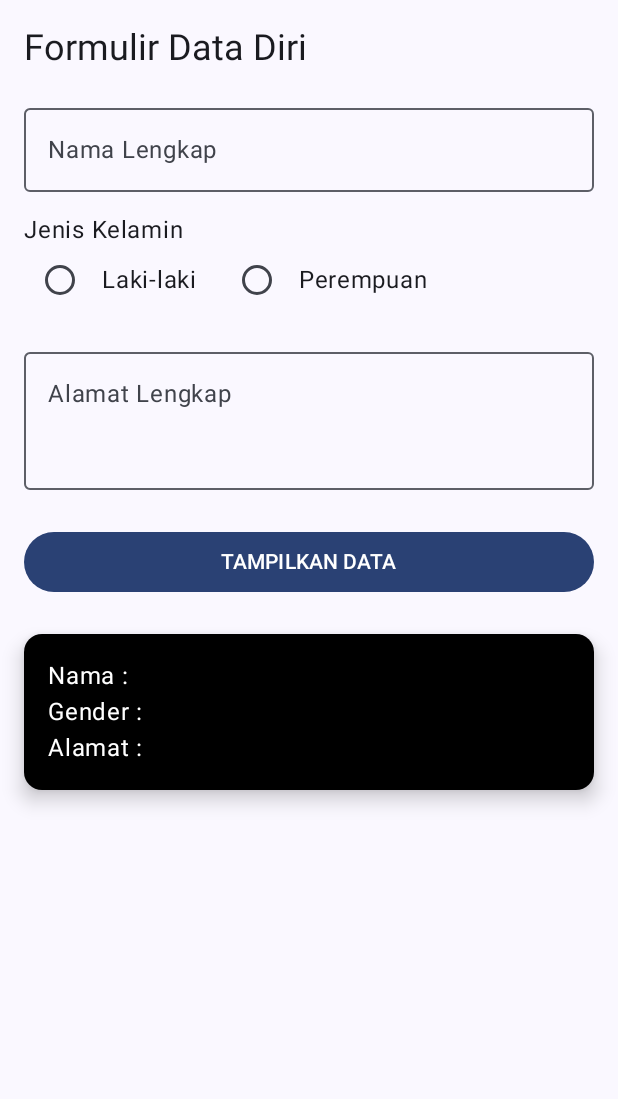
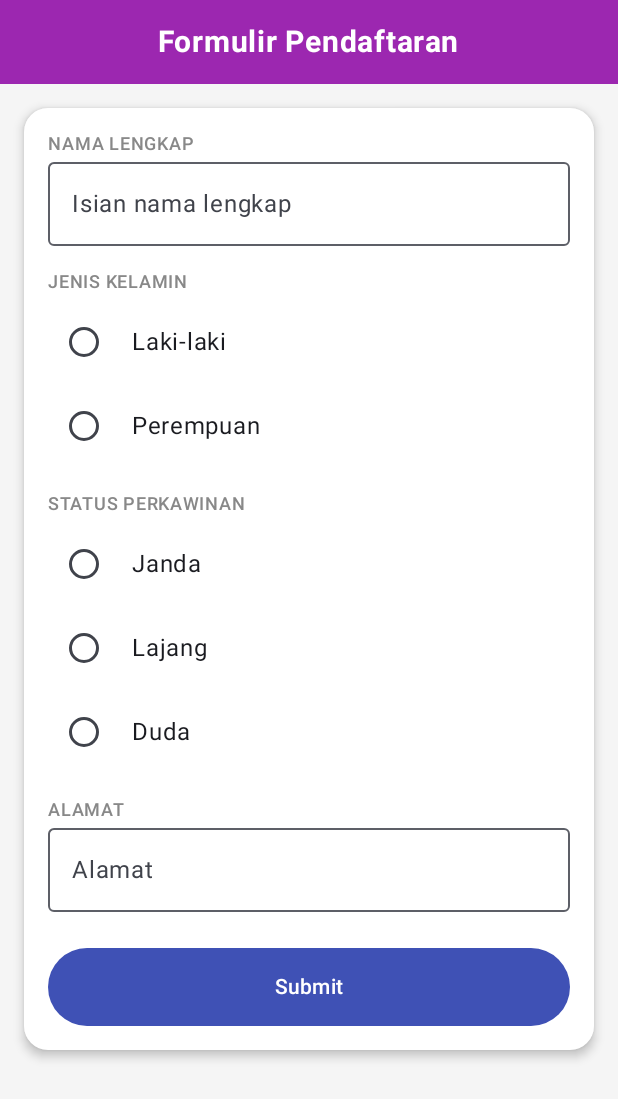
Before and after one commit to Aestrick/QuestUserInput_105, an Android app built with Jetpack Compose: the screen it shows after launch (MainActivity), on a phone screen of 412 x 824 dp. Shown: the top 1099 px of the screen. Run offline under Robolectric (Android 15) with nearby library versions, the phone set to English and light mode, and no system bars.

```diff
--- a/app/src/main/java/com/example/pertemuan5/FormulirLayout.kt
+++ b/app/src/main/java/com/example/pertemuan5/FormulirLayout.kt
@@ -1,16 +1,29 @@
-package com.example.pertemuan5
+package com.example.pertemuan5 // <-- SUDAH DISESUAIKAN
 
-import androidx.compose.foundation.layout.*
+import androidx.compose.foundation.background
+import androidx.compose.foundation.layout.Box
+import androidx.compose.foundation.layout.Column
+import androidx.compose.foundation.layout.Row
+import androidx.compose.foundation.layout.Spacer
+import androidx.compose.foundation.layout.fillMaxSize
+import androidx.compose.foundation.layout.fillMaxWidth
+import androidx.compose.foundation.layout.height
+import androidx.compose.foundation.layout.padding
+import androidx.compose.foundation.layout.systemBarsPadding
 import androidx.compose.foundation.rememberScrollState
 import androidx.compose.foundation.selection.selectable
+import androidx.compose.foundation.shape.RoundedCornerShape
 import androidx.compose.foundation.verticalScroll
+// HANYA IMPORT MATERIAL 3 (M3)
 import androidx.compose.material3.Button
+import androidx.compose.material3.ButtonDefaults
 import androidx.compose.material3.Card
 import androidx.compose.material3.CardDefaults
 import androidx.compose.material3.MaterialTheme
 import androidx.compose.material3.OutlinedTextField
 import androidx.compose.material3.RadioButton
 import androidx.compose.material3.Text
+// ------------------------------
 import androidx.compose.runtime.Composable
 import androidx.compose.runtime.getValue
 import androidx.compose.runtime.mutableStateOf
@@ -19,131 +32,218 @@ import androidx.compose.runtime.setValue
 import androidx.compose.ui.Alignment
 import androidx.compose.ui.Modifier
 import androidx.compose.ui.graphics.Color
+import androidx.compose.ui.res.stringResource
+import androidx.compose.ui.text.font.FontWeight
 import androidx.compose.ui.tooling.preview.Preview
 import androidx.compose.ui.unit.dp
-import com.example.pertemuan5.ui.theme.Pertemuan5Theme
-import androidx.compose.foundation.layout.systemBarsPadding
+import androidx.compose.ui.unit.sp
+import com.example.pertemuan5.ui.theme.Pertemuan5Theme // <-- SUDAH DISESUAIKAN
+import com.example.pertemuan5.R // <-- SUDAH DISESUAIKAN
+
+// --- Warna Kustom ---
+val HeaderPurple = Color(0xFF9C27B0)
+val ButtonBlue = Color(0xFF3F51B5)
+val LightBackground = Color(0xFFF5F5F5)
 
 @Composable
-fun FormulirScreen(modifier: Modifier = Modifier) {
+fun FormPendaftaranScreen(modifier: Modifier = Modifier) {
+    // --- Variabel untuk Input Formulir ---
     var inputNama by remember { mutableStateOf("") }
     var inputAlamat by remember { mutableStateOf("") }
-    var selectedGender by remember { mutableStateOf("") }
+    var selectedJenisKelamin by remember { mutableStateOf("") }
+    var selectedStatus by remember { mutableStateOf("") }
+
+    // --- Variabel untuk Hasil di Card (BARU) ---
     var displayedNama by remember { mutableStateOf("") }
     var displayedAlamat by remember { mutableStateOf("") }
-    var displayedGender by remember { mutableStateOf("") }
-    val genderOptions = listOf("Laki-laki", "Perempuan")
+    var displayedJenisKelamin by remember { mutableStateOf("") }
+    var displayedStatus by remember { mutableStateOf("") }
 
+    val jenisKelaminOptions = listOf(
+        stringResource(R.string.option_pria),
+        stringResource(R.string.option_wanita)
+    )
+    val statusOptions = listOf(
+        stringResource(R.string.option_janda),
+        stringResource(R.string.option_lajang),
+        stringResource(R.string.option_duda)
+    )
+
+    // Layout utama
     Column(
         modifier = modifier
             .fillMaxSize()
+            .background(LightBackground)
             .systemBarsPadding()
-            .padding(16.dp)
             .verticalScroll(rememberScrollState())
     ) {
 
-        // Teks ini akan otomatis jadi hitam
-        Text(text = "Formulir Data Diri", style = MaterialTheme.typography.headlineSmall)
+        // --- HEADER UNGU ---
+        Box(
+            modifier = Modifier
+                .fillMaxWidth()
+                .background(HeaderPurple)
+                .padding(16.dp),
+            contentAlignment = Alignment.Center
+        ) {
+            Text(
+                text = stringResource(R.string.form_title),
+                color = Color.White,
+                fontSize = 20.sp,
+                fontWeight = FontWeight.Bold
+            )
+        }
 
-        Spacer(modifier = Modifier.height(16.dp))
-
-        // Teks dan border field ini akan otomatis jadi hitam
+        // --- CARD FORMULIR PUTIH ---
+        Card(
+            modifier = Modifier
+                .fillMaxWidth()
+                .padding(16.dp),
+            shape = RoundedCornerShape(16.dp),
+            colors = CardDefaults.cardColors(containerColor = Color.White),
+            elevation = CardDefaults.cardElevation(defaultElevation = 4.dp)
+        ) {
+            Column(
+                modifier = Modifier.padding(16.dp)
+            ) {
+                // --- NAMA LENGKAP ---
+                FormLabel(text = stringResource(R.string.label_nama_lengkap))
                 OutlinedTextField(
                     value = inputNama,
                     onValueChange = { inputNama = it },
-            label = { Text("Nama Lengkap") },
+                    placeholder = { Text(stringResource(R.string.placeholder_nama)) },
                     modifier = Modifier.fillMaxWidth()
                 )
 
                 Spacer(modifier = Modifier.height(16.dp))
 
-        // Teks ini akan otomatis jadi hitam
-        Text(text = "Jenis Kelamin", style = MaterialTheme.typography.bodyLarge)
-        Row(
-            modifier = Modifier.fillMaxWidth(),
-            horizontalArrangement = Arrangement.Start
-        ) {
-            genderOptions.forEach { gender ->
-                Row(
-                    Modifier
-                        .selectable(
-                            selected = (selectedGender == gender),
-                            onClick = { selectedGender = gender }
+                // --- JENIS KELAMIN ---
+                FormLabel(text = stringResource(R.string.label_jenis_kelamin))
+                jenisKelaminOptions.forEach { option ->
+                    RadioOption(
+                        text = option,
+                        selected = (selectedJenisKelamin == option),
+                        onClick = { selectedJenisKelamin = option }
                     )
-                        .padding(end = 16.dp),
-                    verticalAlignment = Alignment.CenterVertically
-                ) {
-                    RadioButton(
-                        selected = (selectedGender == gender),
-                        onClick = { selectedGender = gender }
-                    )
-                    Text(text = gender, modifier = Modifier.padding(start = 4.dp))
-                }
-            }
                 }
 
                 Spacer(modifier = Modifier.height(16.dp))
 
+                // --- STATUS PERKAWINAN ---
+                FormLabel(text = stringResource(R.string.label_status_perkawinan))
+                statusOptions.forEach { option ->
+                    RadioOption(
+                        text = option,
+                        selected = (selectedStatus == option),
+                        onClick = { selectedStatus = option }
+                    )
+                }
+
+                Spacer(modifier = Modifier.height(16.dp))
+
+                // --- ALAMAT ---
+                FormLabel(text = stringResource(R.string.label_alamat))
                 OutlinedTextField(
                     value = inputAlamat,
                     onValueChange = { inputAlamat = it },
-            label = { Text("Alamat Lengkap") },
-            modifier = Modifier
-                .fillMaxWidth()
-                .height(100.dp)
+                    placeholder = { Text(stringResource(R.string.placeholder_alamat)) },
+                    modifier = Modifier.fillMaxWidth()
                 )
 
                 Spacer(modifier = Modifier.height(24.dp))
 
+                // --- TOMBOL SUBMIT ---
                 Button(
                     onClick = {
+                        // --- FUNGSI SUBMIT DI SINI ---
                         displayedNama = inputNama
                         displayedAlamat = inputAlamat
-                displayedGender = selectedGender
+                        displayedJenisKelamin = selectedJenisKelamin
+                        displayedStatus = selectedStatus
                     },
-            modifier = Modifier.fillMaxWidth()
+                    modifier = Modifier.fillMaxWidth(),
+                    colors = ButtonDefaults.buttonColors(containerColor = ButtonBlue),
+                    shape = RoundedCornerShape(50)
                 ) {
-            Text("TAMPILKAN DATA")
+                    Text(
+                        text = stringResource(R.string.button_submit),
+                        modifier = Modifier.padding(8.dp)
+                    )
                 }
+            }
+        } // Akhir dari Card Formulir
 
-        Spacer(modifier = Modifier.height(24.dp))
-
+        // --- CARD HASIL SUBMIT ---
+        if (displayedNama.isNotEmpty()) {
             Card(
                 modifier = Modifier
-                .fillMaxWidth(),
-            colors = CardDefaults.cardColors(
-                // --- PERUBAHAN DI SINI ---
-                containerColor = Color.Black // Menjadi hitam pekat
-                // -------------------------
-            ),
-            elevation = CardDefaults.cardElevation(defaultElevation = 8.dp)
+                    .fillMaxWidth()
+                    .padding(horizontal = 16.dp, vertical = 8.dp),
+                shape = RoundedCornerShape(16.dp),
+                colors = CardDefaults.cardColors(containerColor = Color(0xFF0D47A1)),
+                elevation = CardDefaults.cardElevation(defaultElevation = 4.dp)
             ) {
                 Column(
                     modifier = Modifier.padding(16.dp)
                 ) {
-                // Teks ini sudah kita atur jadi putih
                     Text(
-                    text = "Nama : $displayedNama",
+                        text = "${stringResource(R.string.result_name_label)} $displayedNama",
                         color = Color.White
                     )
                     Text(
-                    text = "Gender : $displayedGender",
+                        text = "${stringResource(R.string.result_gender_label)} $displayedJenisKelamin",
                         color = Color.White
                     )
                     Text(
-                    text = "Alamat : $displayedAlamat",
+                        text = "${stringResource(R.string.result_status_label)} $displayedStatus",
+                        color = Color.White
+                    )
+                    Text(
+                        text = "${stringResource(R.string.result_address_label)} $displayedAlamat",
                         color = Color.White
                     )
                 }
             }
         }
     }
+}
 
+// --- Composable Bantuan ---
+@Composable
+fun FormLabel(text: String) {
+    Text(
+        text = text,
+        style = MaterialTheme.typography.labelMedium,
+        color = Color.Gray,
+        modifier = Modifier.padding(bottom = 4.dp)
+    )
+}
+
+@Composable
+fun RadioOption(text: String, selected: Boolean, onClick: () -> Unit) {
+    Row(
+        modifier = Modifier
+            .fillMaxWidth()
+            .selectable(
+                selected = selected,
+                onClick = onClick
+            )
+            .padding(vertical = 4.dp),
+        verticalAlignment = Alignment.CenterVertically
+    ) {
+        RadioButton(
+            selected = selected,
+            onClick = onClick
+        )
+        Text(text = text, modifier = Modifier.padding(start = 8.dp))
+    }
+}
+
+// --- Preview ---
 @Preview(showBackground = true)
 @Composable
-fun FormulirPreview() {
-    // Atur preview agar menggunakan tema terang juga
-    Pertemuan5Theme(darkTheme = false) {
-        FormulirScreen()
+fun FormPendaftaranPreview() {
+    Pertemuan5Theme(darkTheme = false) { // <-- SUDAH DISESUAIKAN
+        FormPendaftaranScreen()
     }
 }
--- a/app/src/main/java/com/example/pertemuan5/MainActivity.kt
+++ b/app/src/main/java/com/example/pertemuan5/MainActivity.kt
@@ -1,4 +1,4 @@
-package com.example.pertemuan5
+package com.example.pertemuan5 // <-- SUDAH DISESUAIKAN
 
 import android.os.Bundle
 import androidx.activity.ComponentActivity
@@ -8,22 +8,21 @@ import androidx.compose.foundation.layout.fillMaxSize
 import androidx.compose.material3.MaterialTheme
 import androidx.compose.material3.Surface
 import androidx.compose.ui.Modifier
-import com.example.pertemuan5.ui.theme.Pertemuan5Theme
+import com.example.pertemuan5.ui.theme.Pertemuan5Theme // <-- SUDAH DISESUAIKAN
 
 class MainActivity : ComponentActivity() {
     override fun onCreate(savedInstanceState: Bundle?) {
         super.onCreate(savedInstanceState)
         enableEdgeToEdge()
         setContent {
-            // --- PERUBAHAN DI SINI ---
-            // Kita paksa 'darkTheme = false'
+            // Ganti ke tema project-mu
             Pertemuan5Theme(darkTheme = false) {
-                // -------------------------
                 Surface(
                     modifier = Modifier.fillMaxSize(),
-                    color = MaterialTheme.colorScheme.background // Ini akan menjadi putih
+                    color = MaterialTheme.colorScheme.background
                 ) {
-                    FormulirScreen()
+                    // Panggil layar formulir pendaftaran
+                    FormPendaftaranScreen()
                 }
             }
         }
--- a/app/src/main/res/values/strings.xml
+++ b/app/src/main/res/values/strings.xml
@@ -1,4 +1,22 @@
 <resources>
-    <string name="app_name">Pertemuan5</string>
-    <string name="submit">submit</string>
+    <string name="app_name">PraktikumPAW5</string>
+
+    <string name="form_title">Formulir Pendaftaran</string>
+    <string name="label_nama_lengkap">NAMA LENGKAP</string>
+    <string name="placeholder_nama">Isian nama lengkap</string>
+    <string name="label_jenis_kelamin">JENIS KELAMIN</string>
+    <string name="option_pria">Laki-laki</string>
+    <string name="option_wanita">Perempuan</string>
+    <string name="label_status_perkawinan">STATUS PERKAWINAN</string>
+    <string name="option_janda">Janda</string>
+    <string name="option_lajang">Lajang</string>
+    <string name="option_duda">Duda</string>
+    <string name="label_alamat">ALAMAT</string>
+    <string name="placeholder_alamat">Alamat</string>
+    <string name="button_submit">Submit</string>
+
+    <string name="result_name_label">Nama :</string>
+    <string name="result_gender_label">Gender :</string>
+    <string name="result_status_label">Status :</string>
+    <string name="result_address_label">Alamat :</string>
 </resources>
```
Lines whose indentation alone changed are shown as unchanged.
